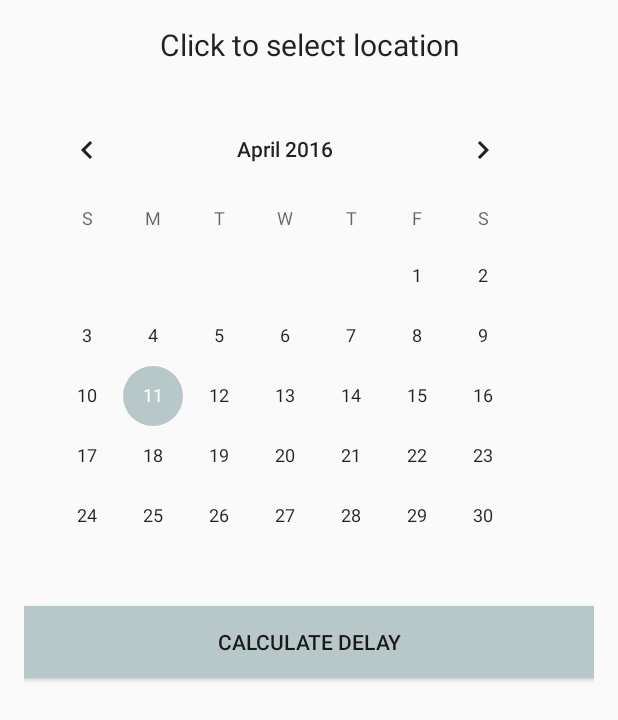
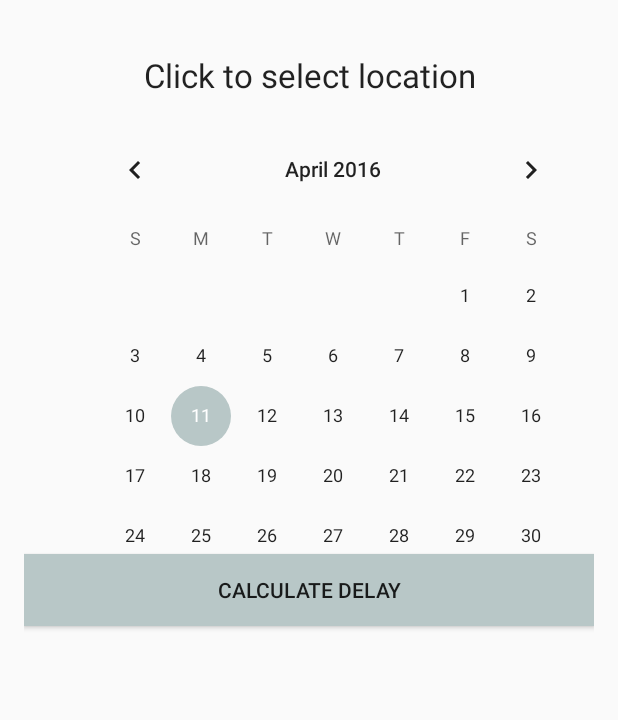
Before and after one commit to JRWong1/DrizzleDrop, an Android app: the layout fragment_main.xml on its own in the app's theme, with its tools: preview values and no code run, on a phone screen of 412 x 824 dp. Shown: the top 720 px of the screen. Run offline under Robolectric (Android 15) with nearby library versions, the phone set to English and light mode, and no system bars.

Commit message:
random stuff

```diff
--- a/DrizzleDrop/app/src/main/AndroidManifest.xml
+++ b/DrizzleDrop/app/src/main/AndroidManifest.xml
@@ -11,6 +11,7 @@
         <activity
             android:name=".MainActivity"
             android:label="@string/app_name"
+            android:screenOrientation="portrait"
             android:theme="@style/AppTheme.NoActionBar" >
             <intent-filter>
                 <action android:name="android.intent.action.MAIN" />
--- a/DrizzleDrop/app/src/main/res/layout/fragment_main.xml
+++ b/DrizzleDrop/app/src/main/res/layout/fragment_main.xml
@@ -17,24 +17,11 @@
         android:layout_width="wrap_content"
         android:layout_height="wrap_content"
         android:id="@+id/calendarView"
-        android:layout_below="@+id/selectLocation"
-        android:layout_alignParentStart="true" />
+        android:layout_below="@+id/section_label"
+        android:layout_alignParentEnd="true"
+        android:layout_marginTop="44dp" />
 
-    <TextView
-        android:layout_width="wrap_content"
-        android:layout_height="wrap_content"
-        android:textAppearance="?android:attr/textAppearanceLarge"
-        android:id="@+id/selectLocation"
-        android:textAlignment="center"
-        android:height="50dp"
-        android:textSize="20dp"
-        android:text="@string/location"
-        android:clickable="true"
-        android:onClick="onClick"
-        android:focusable="false"
-        android:layout_alignParentTop="true"
-        android:layout_alignParentStart="true"
-        android:layout_alignParentEnd="true" />
+
 
     <Button
         android:layout_width="wrap_content"
@@ -42,8 +29,22 @@
         android:text="Calculate Delay"
         android:id="@+id/button"
         android:background="#b8c7c7"
-        android:layout_below="@+id/calendarView"
-        android:layout_alignParentEnd="true"
-        android:layout_alignParentStart="true"/>
+        android:layout_alignBottom="@+id/calendarView"
+        android:layout_alignParentStart="true"
+        android:layout_alignParentEnd="true" />
+
+    <TextView
+        android:layout_width="wrap_content"
+        android:layout_height="wrap_content"
+        android:textAppearance="?android:attr/textAppearanceLarge"
+        android:id="@+id/select"
+        android:layout_below="@+id/section_label"
+        android:layout_alignEnd="@+id/calendarView"
+        android:layout_toEndOf="@+id/section_label"
+        android:editable="false"
+        android:text="Click to select location"
+        android:onClick="onClick"
+        android:clickable="true"
+        android:textAlignment="center" />
 
 </RelativeLayout>
```
Also changed, not shown: DrizzleDrop/app/src/main/java/com/drizzledrop/drizzledrop/MainActivity.java (+41 -54 lines).
